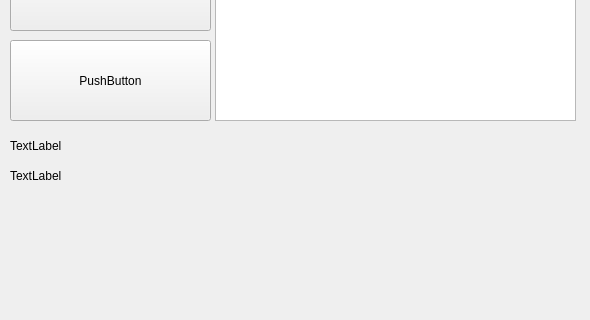
Old version of the form ui/scancardpage.ui in the repository burakivayki/QT_TransitValidatorApp; both pictures show x 0 to 590 and y 480 to 800 of the 590 by 1010 pixel window.
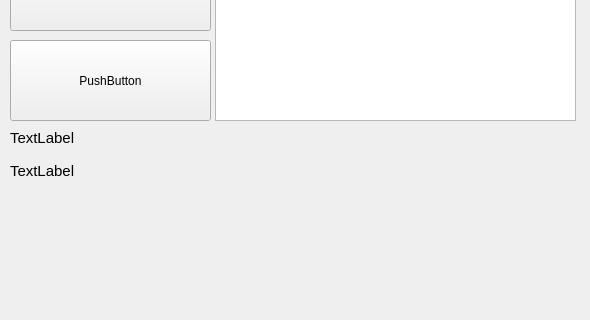
New version of the form.

What changed in the file:
```diff
--- a/ui/scancardpage.ui
+++ b/ui/scancardpage.ui
@@ -149,11 +149,16 @@
    <property name="geometry">
     <rect>
      <x>10</x>
-     <y>610</y>
+     <y>640</y>
      <width>561</width>
-     <height>31</height>
+     <height>21</height>
     </rect>
    </property>
+   <property name="font">
+    <font>
+     <pointsize>11</pointsize>
+    </font>
+   </property>
    <property name="text">
     <string>TextLabel</string>
    </property>
@@ -162,11 +167,16 @@
    <property name="geometry">
     <rect>
      <x>10</x>
-     <y>640</y>
+     <y>610</y>
      <width>561</width>
-     <height>31</height>
+     <height>16</height>
     </rect>
    </property>
+   <property name="font">
+    <font>
+     <pointsize>11</pointsize>
+    </font>
+   </property>
    <property name="text">
     <string>TextLabel</string>
    </property>
```
Left out of the diff: 28 changed lines with no effect on the pictures.
